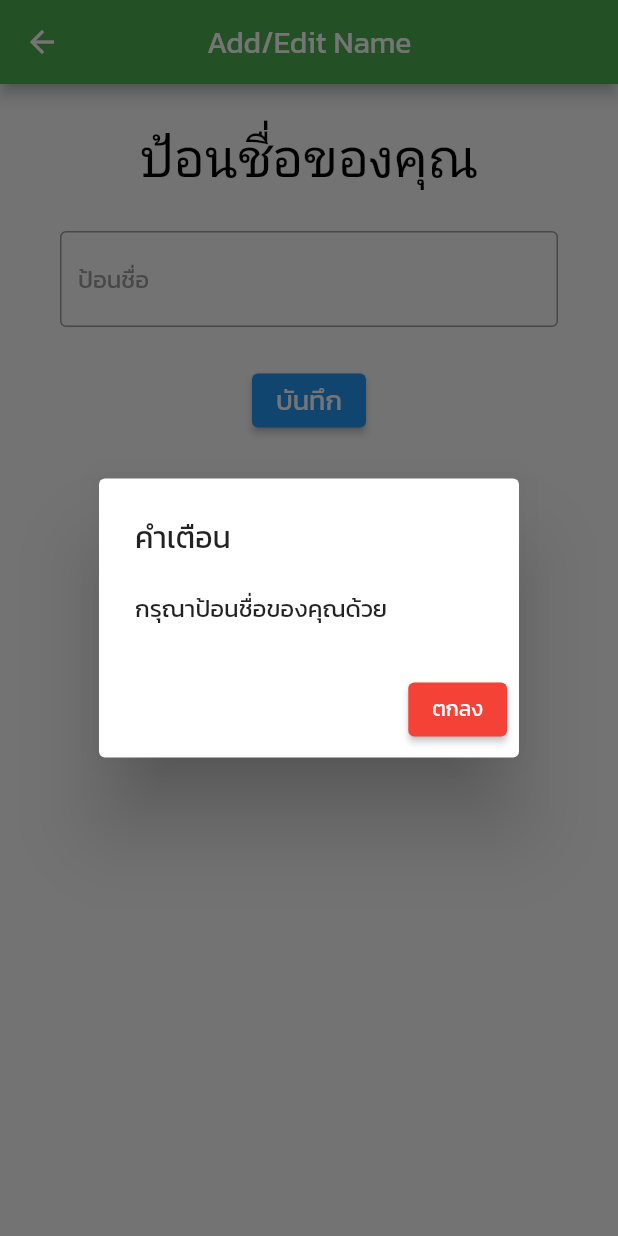
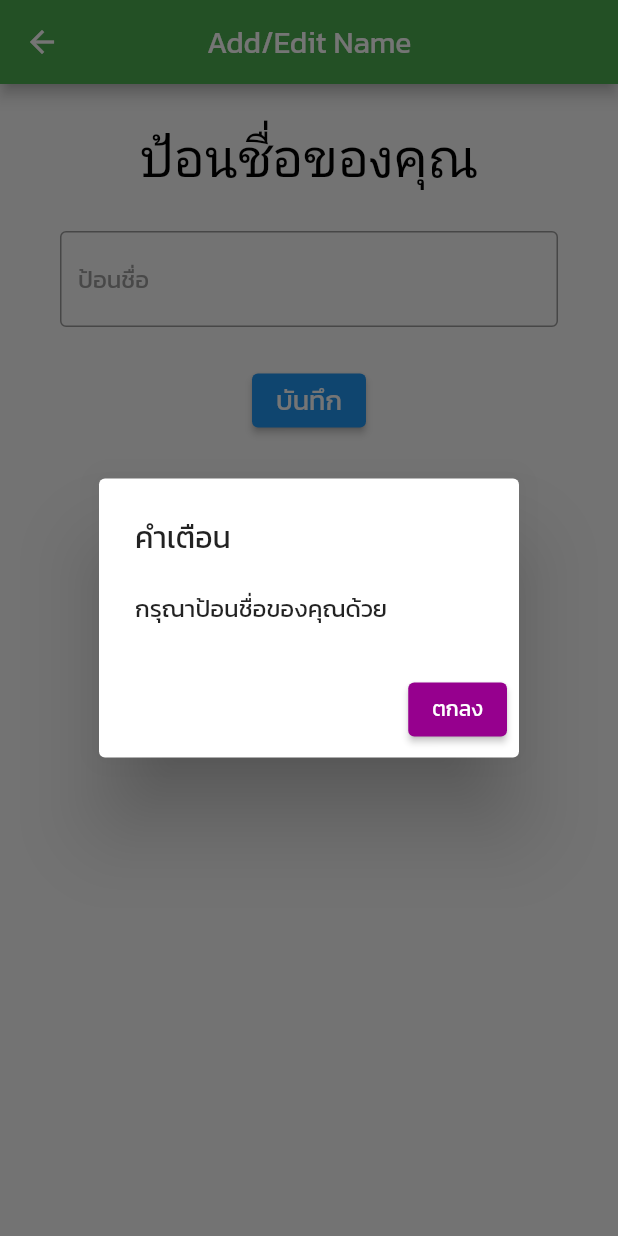
Before and after one commit to Nutty24s101st/my_profile_app, a Flutter app: the YourNameUI screen opened directly, after a tap on "บันทึก", on a phone screen of 412 x 824 dp. Run offline on Flutter 3.47's test engine with Material 2 defaults, Android fonts, the phone set to English and light mode, and no system bars; our stand-ins replace google_fonts; Roboto replaces fonts that are missing (Itim).

Commit message:
Change Color About

```diff
--- a/lib/views/your_about_ui.dart
+++ b/lib/views/your_about_ui.dart
@@ -84,7 +84,9 @@ class _YourAboutUIState extends State<YourAboutUI> {
                         child: Text(
                           'ตกลง'
                         ),
-
+                        style: ElevatedButton.styleFrom(
+                        primary: Color.fromARGB(255, 150, 0, 142)
+                      ),
                       ),
                     ],
                     );
--- a/lib/views/your_email_ui.dart
+++ b/lib/views/your_email_ui.dart
@@ -85,7 +85,7 @@ class _YourEmailUIState extends State<YourEmailUI> {
                           'ตกลง'
                         ),
                         style: ElevatedButton.styleFrom(
-                        primary: Colors.red
+                        primary: Color.fromARGB(255, 150, 0, 142)
                       ),
                       ),
                     ],
--- a/lib/views/your_name_ui.dart
+++ b/lib/views/your_name_ui.dart
@@ -86,9 +86,8 @@ TextEditingController nameCtrl = TextEditingController(text: '');
                           'ตกลง'
                         ),
                       style: ElevatedButton.styleFrom(
-                        primary: Colors.red
+                        primary: Color.fromARGB(255, 150, 0, 142)
                       ),
-
                       ),
                     ],
                     );
--- a/lib/views/your_phone_ui.dart
+++ b/lib/views/your_phone_ui.dart
@@ -86,7 +86,7 @@ TextEditingController nameCtrl = TextEditingController(text: '');
                           'ตกลง'
                         ),
                         style: ElevatedButton.styleFrom(
-                        primary: Colors.red
+                        primary: Color.fromARGB(255, 150, 0, 142)
                       ),
                       ),
                     ],
```
